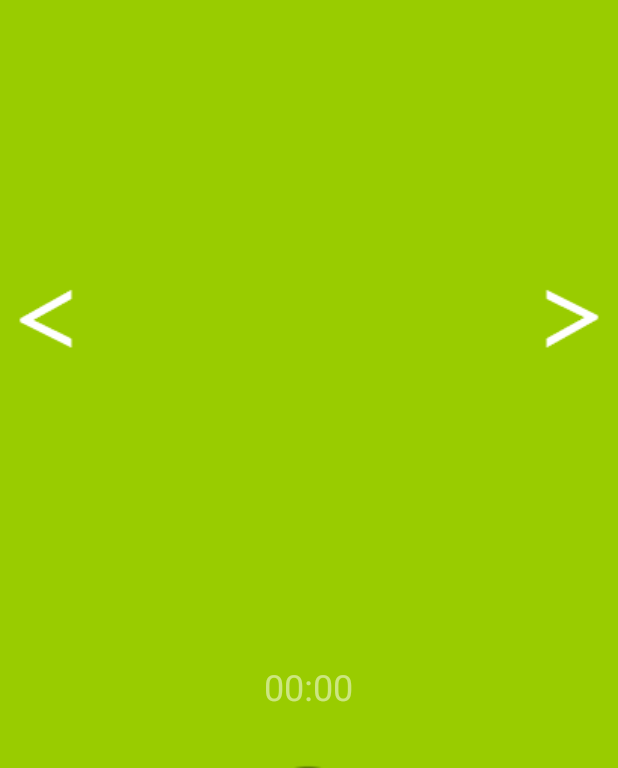
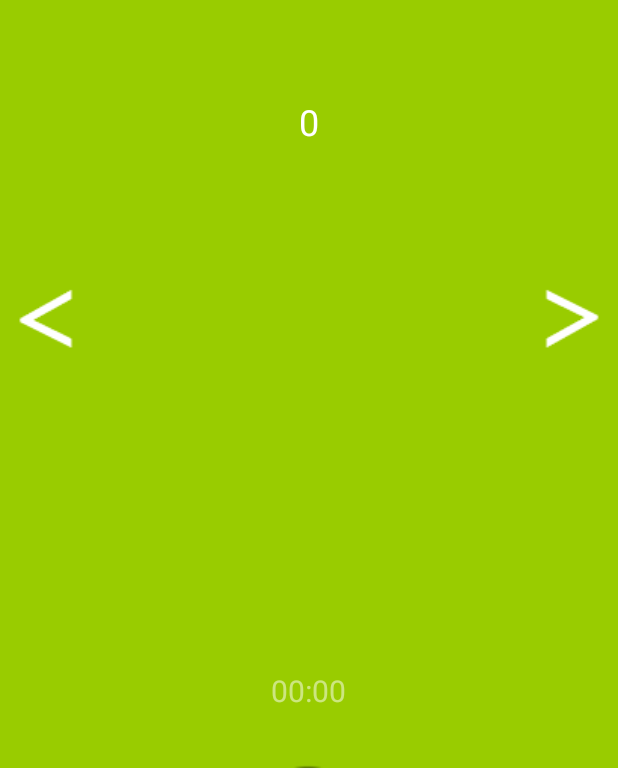
Before and after one commit to RobIsr/OneMoreRepFitness, an Android app: the screen it shows after launch (MainActivity), on a phone screen of 412 x 824 dp. Shown: the part 298-1066 px from the top of the screen. Run offline under Robolectric (Android 15) with nearby library versions, the phone set to English and light mode, and no system bars; our stand-ins replace Firebase (no records; nobody signed in at launch, a user with empty details on screens opened directly); 1 statement that could not run was skipped.

Commit message:
Added basic functionality to read the saved results.
 Added abilty to see how many results are currently saved for this particular workout with a simple number Textview above the workout text. I this number is clicked you will get the results saved shown in a new Activity(ShowResults)

```diff
--- a/app/src/main/AndroidManifest.xml
+++ b/app/src/main/AndroidManifest.xml
@@ -22,6 +22,8 @@
                 <category android:name="android.intent.category.LAUNCHER" />
             </intent-filter>
         </activity>
+
+        <activity android:name=".ShowResults"></activity>
     </application>
 
 </manifest>
--- a/app/src/main/java/com/example/israelsson/onemorerepfitness/MainActivity.java
+++ b/app/src/main/java/com/example/israelsson/onemorerepfitness/MainActivity.java
@@ -1,6 +1,7 @@
 package com.example.israelsson.onemorerepfitness;
 
 import android.app.Dialog;
+import android.content.Intent;
 import android.os.Bundle;
 import android.os.SystemClock;
 import android.support.v7.app.AppCompatActivity;
@@ -17,21 +18,24 @@ import com.google.firebase.database.DatabaseReference;
 import com.google.firebase.database.FirebaseDatabase;
 import com.google.firebase.database.ValueEventListener;
 
+import java.text.SimpleDateFormat;
 import java.util.ArrayList;
 import java.util.Date;
-import java.util.List;
 
 public class MainActivity extends AppCompatActivity {
 
     private TextView workoutTextView;
     private TextView resetButton;
     private TextView saveButton;
+    private TextView numberOfResults;
     private long timeWhenStopped = 0;
     boolean isTimeActivated = false;
     Chronometer chronometer;
     int position = 0;
     DatabaseReference myRef;
-    List<Workouts> items = new ArrayList<>();
+    DatabaseReference myRefResults;
+    ArrayList<Workouts> items = new ArrayList<>();
+    ArrayList<String> resultList = new ArrayList();
     Workouts value;
 
 
@@ -42,11 +46,26 @@ public class MainActivity extends AppCompatActivity {
 
         FirebaseDatabase database = FirebaseDatabase.getInstance();
         myRef = database.getReference("workouts");
+        myRefResults = database.getReference("results");
         getFireBaseValues();
 
         workoutTextView = (TextView) findViewById(R.id.workoutTextView);
 
         chronometer = (Chronometer) findViewById(R.id.chronometer3);
+
+
+        numberOfResults = (TextView) findViewById(R.id.number_of_results);
+        getResults();
+
+        numberOfResults.setOnClickListener(new View.OnClickListener() {
+            @Override
+            public void onClick(View v) {
+                Intent intent = new Intent(getBaseContext(), ShowResults.class);
+                intent.putExtra("workout_position", position);
+                startActivity(intent);
+            }
+        });
+
 
         ImageView timingButton = (ImageView) findViewById(R.id.timingButton);
         timingButton.setOnClickListener(new View.OnClickListener() {
@@ -76,6 +95,7 @@ public class MainActivity extends AppCompatActivity {
                 if(position > 0) {
                     position--;
                     getFireBaseValues();
+                    getResults();
                 }
             }
         });
@@ -88,6 +108,7 @@ public class MainActivity extends AppCompatActivity {
                 if (position < items.size() - 1) {
                     position++;
                     getFireBaseValues();
+                    getResults();
                 }
             }
         });
@@ -112,6 +133,16 @@ public class MainActivity extends AppCompatActivity {
                 final Dialog saveDialog = new Dialog(MainActivity.this);
                 saveDialog.setContentView(R.layout.save_dialog);
                 saveDialog.show();
+
+                TextView positiveButton = (TextView) saveDialog.findViewById(R.id.positiveButton);
+                positiveButton.setOnClickListener(new View.OnClickListener() {
+                    @Override
+                    public void onClick(View v) {
+                        resultList.clear();
+                        setResults();
+                        saveDialog.dismiss();
+                    }
+                });
             }
         });
 
@@ -127,8 +158,7 @@ public class MainActivity extends AppCompatActivity {
                 for (DataSnapshot child : children) {
                     value = child.getValue(Workouts.class);
                     items.add(value);
-                    }
-
+                }
 
                 workoutTextView.setText(items.get(position).getDescription().toUpperCase() + "\n" + items.get(position).getExersize_1() + "\n" + items.get(position).getExersize_2()
                         + "\n" + items.get(position).getExersize_3() + "\n" + items.get(position).getExersize_4());
@@ -142,9 +172,32 @@ public class MainActivity extends AppCompatActivity {
     }
 
     public void setResults() {
+        SimpleDateFormat df = new SimpleDateFormat("yyyy-MM-dd hh:mm");
         Date date = new Date();
-        Results result = new Results(date.toString(), chronometer.getText().toString());
-        myRef.push().setValue(result);
+        String d = df.format(date);
+        Results result = new Results(chronometer.getText().toString(), d);
+        myRefResults.child(String.valueOf(position)).push().setValue(result);
+    }
+
+
+    public void getResults() {
+        resultList.clear();
+        myRefResults.child(String.valueOf(position)).addValueEventListener(new ValueEventListener() {
+            @Override
+            public void onDataChange(DataSnapshot dataSnapshot) {
+                Iterable<DataSnapshot> children = dataSnapshot.getChildren();
+                for (DataSnapshot child : children) {
+                    Results results = (Results) dataSnapshot.getValue(Results.class);
+                    resultList.add(0, results.getDate() + "\n\n" + results.getTime());
+                }
+                numberOfResults.setText(String.valueOf(resultList.size()));
+            }
+
+            @Override
+            public void onCancelled(DatabaseError databaseError) {
+                System.out.println("Error: " + databaseError.getCode());
+            }
+        });
     }
 
 }
--- a/app/src/main/java/com/example/israelsson/onemorerepfitness/model/Results.java
+++ b/app/src/main/java/com/example/israelsson/onemorerepfitness/model/Results.java
@@ -7,6 +7,10 @@ package com.example.israelsson.onemorerepfitness.model;
 public class Results {
     String time;
     String date;
+
+    public Results() {
+
+    }
 
     public Results(String time, String date) {
         this.time = time;
--- a/app/src/main/res/layout/activity_main.xml
+++ b/app/src/main/res/layout/activity_main.xml
@@ -38,11 +38,8 @@
             android:id="@+id/workoutTitleTextView"
             android:layout_width="wrap_content"
             android:layout_height="wrap_content"
-            android:layout_alignParentTop="true"
-            android:layout_centerHorizontal="true"
             android:text="@string/workout_title"
-            android:textColor="@color/SEMI_TRANSPARENT_WHITE"
-            android:textSize="24sp" />
+            style="@style/header" />
 
         <TextView
             android:id="@+id/workoutTextView"
@@ -73,7 +70,17 @@
             android:layout_centerHorizontal="true"
             android:layout_marginBottom="26dp"
             android:textColor="@color/SEMI_TRANSPARENT_WHITE"
-            android:textSize="24sp" />
+            android:textSize="20sp" />
+
+        <TextView
+            android:id="@+id/number_of_results"
+            android:layout_width="wrap_content"
+            android:layout_height="wrap_content"
+            android:textColor="@android:color/white"
+            android:textSize="24sp"
+            android:layout_above="@+id/workoutTextView"
+            android:layout_centerHorizontal="true"
+            android:layout_marginBottom="103dp" />
     </RelativeLayout>
 
     <TextView
--- a/app/src/main/res/layout/save_dialog.xml
+++ b/app/src/main/res/layout/save_dialog.xml
@@ -23,7 +23,7 @@
         android:orientation="horizontal">
 
         <TextView
-            android:id="@+id/textView8"
+            android:id="@+id/positiveButton"
             android:layout_width="wrap_content"
             android:layout_height="wrap_content"
             android:layout_weight="1"
@@ -33,7 +33,7 @@
             android:textColor="@android:color/white" />
 
         <TextView
-            android:id="@+id/textView7"
+            android:id="@+id/negativeButton"
             android:layout_width="wrap_content"
             android:layout_height="wrap_content"
             android:layout_weight="1"
--- a/app/src/main/res/values/styles.xml
+++ b/app/src/main/res/values/styles.xml
@@ -8,4 +8,11 @@
         <item name="colorAccent">@color/colorAccent</item>
     </style>
 
+    <style name="header">
+        <item name="android:layout_alignParentTop">true</item>
+        <item name="android:layout_centerHorizontal">true</item>
+        <item name="android:textColor">@color/SEMI_TRANSPARENT_WHITE</item>
+        <item name="android:textSize">24sp</item>
+    </style>
+
 </resources>
```
Also changed, not shown: app/src/main/java/com/example/israelsson/onemorerepfitness/ShowResults.java (added, +62 -0 lines), app/src/main/res/layout/activity_show_results.xml (added, +28 -0 lines), app/src/main/res/layout/result_listview_item.xml (added, +8 -0 lines).
